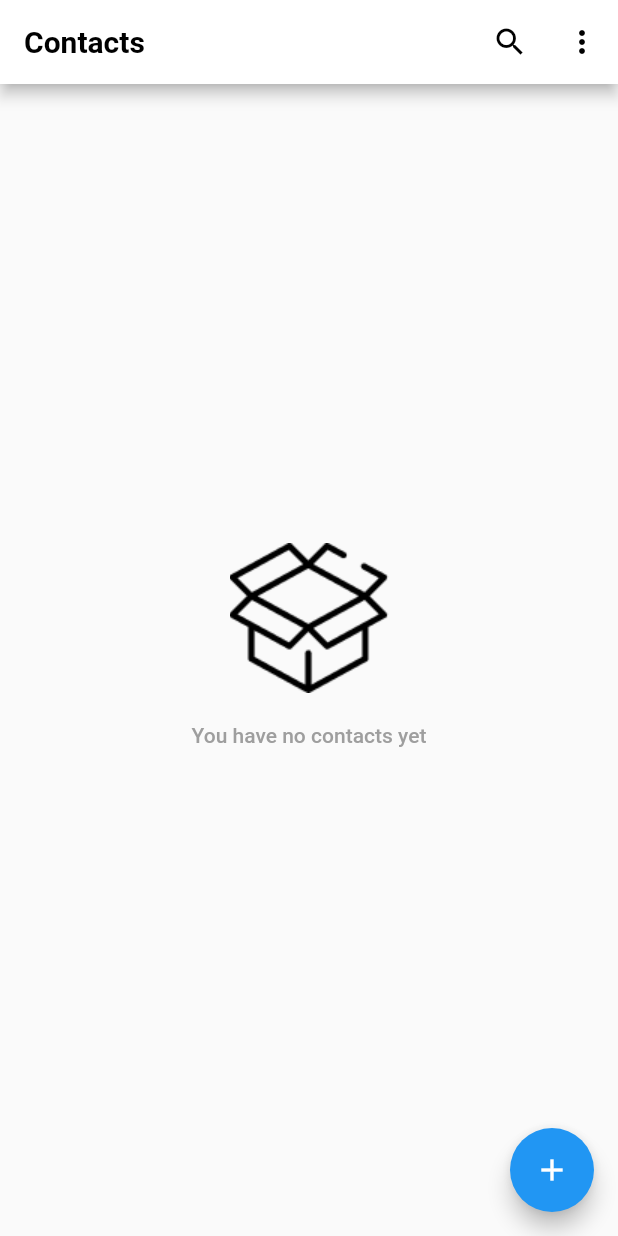
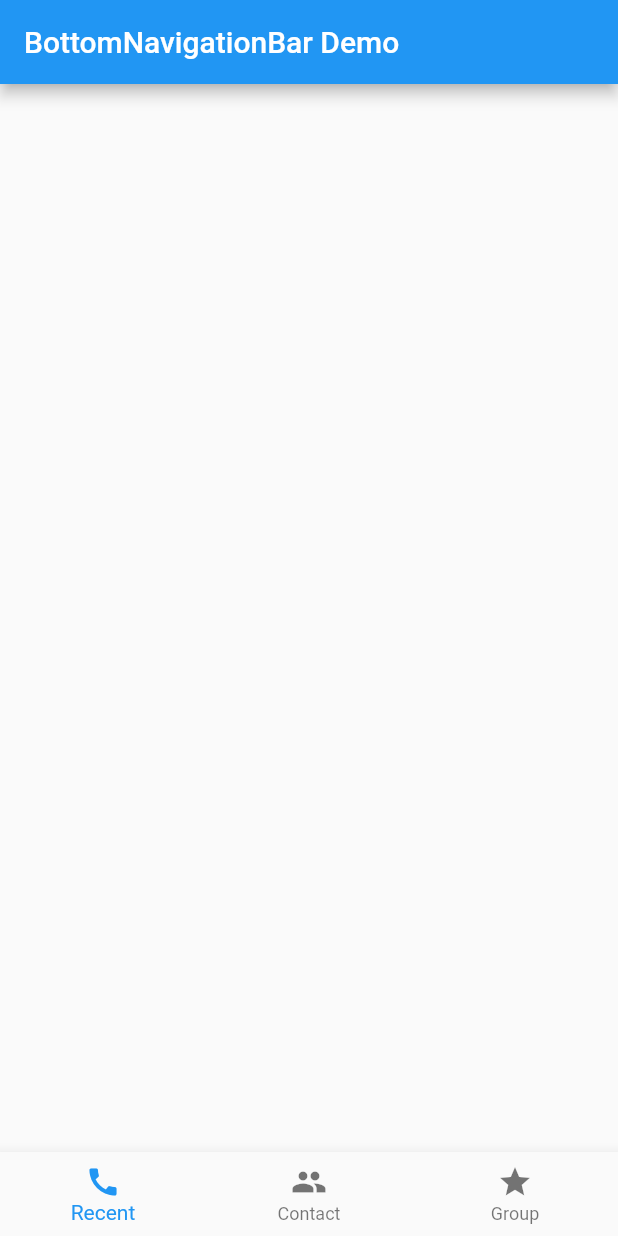
Before and after one commit to Sana-Memon/contact-list, a Flutter app: the screen it shows after launch, on a phone screen of 412 x 824 dp. Run offline on Flutter 3.47's test engine with Material 2 defaults, Android fonts, the phone set to English and light mode, and no system bars.

Commit message:
working on tab

```diff
--- a/lib/main.dart
+++ b/lib/main.dart
@@ -1,6 +1,7 @@
 import 'package:crud/screens/add_contacts.dart';
 import 'package:crud/screens/contact.dart';
 import 'package:crud/screens/contact_details.dart';
+import 'package:crud/screens/making_bottom_nav.dart';
 import 'package:crud/screens/splash_screen.dart';
 import 'package:flutter/material.dart';
 
@@ -15,7 +16,7 @@ class MyApp extends StatelessWidget {
   Widget build(BuildContext context) {
     return const MaterialApp(
       debugShowCheckedModeBanner: false,
-      home: SpashScreen(),
+      home: MakingBottomNav(),
     );
   }
 }
--- /dev/null
+++ b/lib/screens/making_bottom_nav.dart
@@ -0,0 +1,39 @@
+import 'package:flutter/material.dart';
+import 'package:flutter/src/widgets/container.dart';
+import 'package:flutter/src/widgets/framework.dart';
+
+class MakingBottomNav extends StatefulWidget {
+  const MakingBottomNav({super.key});
+
+  @override
+  State<MakingBottomNav> createState() => _MakingBottomNavState();
+}
+
+class _MakingBottomNavState extends State<MakingBottomNav> {
+  int _selectedIndex = 0; //New
+
+  @override
+  Widget build(BuildContext context) {
+    return Scaffold(
+      appBar: AppBar(
+        title: const Text('BottomNavigationBar Demo'),
+      ),
+      bottomNavigationBar: BottomNavigationBar(
+        items: const <BottomNavigationBarItem>[
+          BottomNavigationBarItem(
+            icon: Icon(Icons.call),
+            label: 'Recent',
+          ),
+          BottomNavigationBarItem(
+            icon: Icon(Icons.people),
+            label: 'Contact',
+          ),
+          BottomNavigationBarItem(
+            icon: Icon(Icons.star),
+            label: 'Group',
+          ),
+        ],
+      ),
+    );
+  }
+}
```
